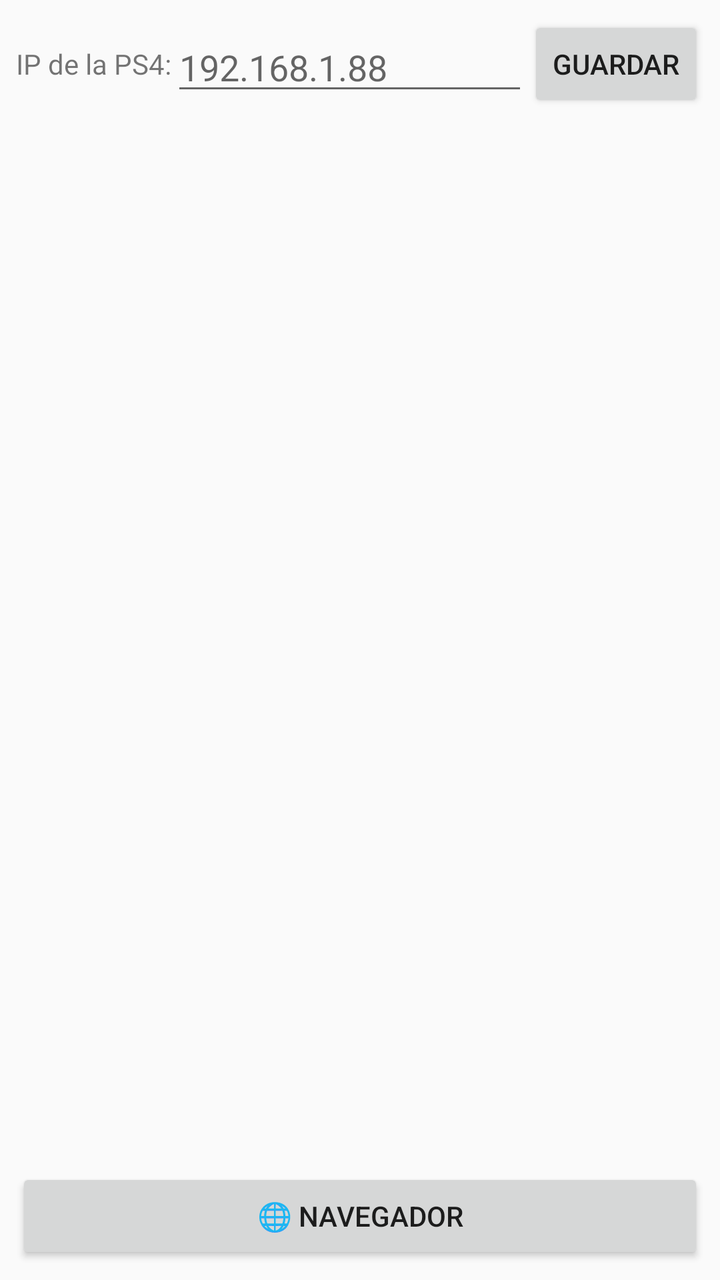
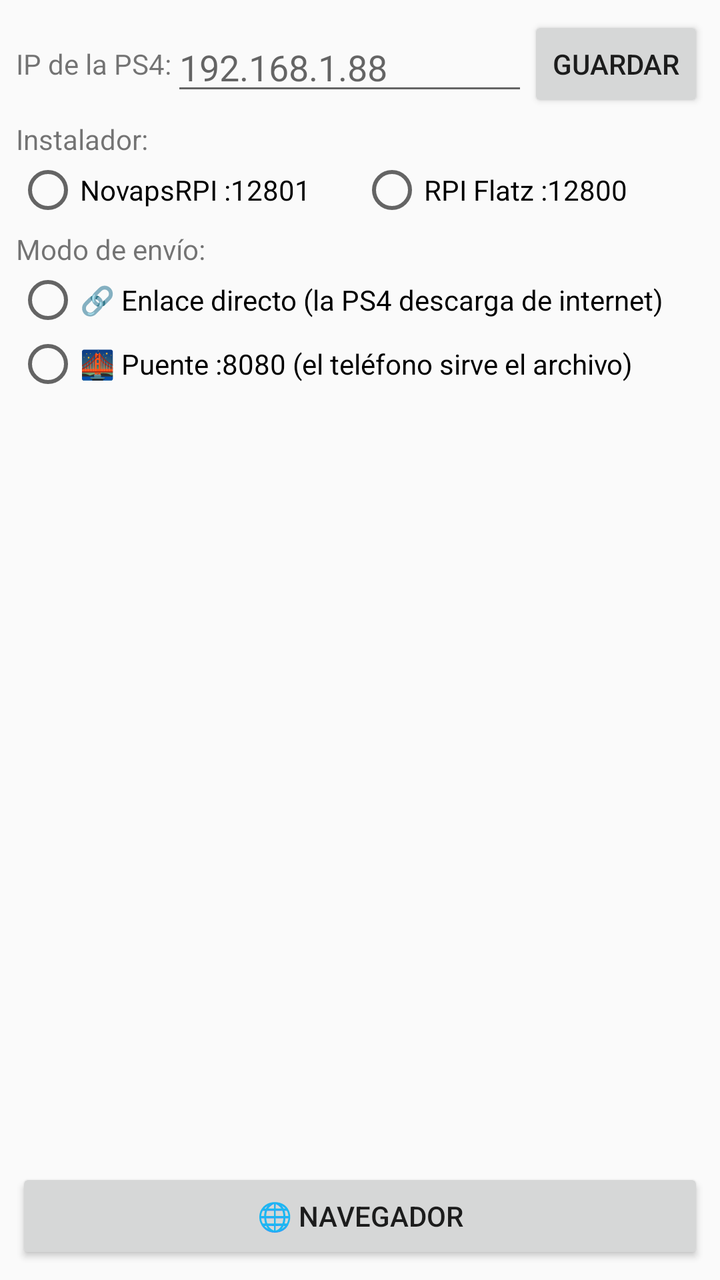

The first picture is an Android layout as it rendered before a commit; the second is the same layout after the commit. The layout source and the unified diff follow.
<!-- AndroidManifest.xml: application theme android:Theme.Material.Light.NoActionBar -->
<!-- res/layout/activity_downloads.xml -->
<?xml version="1.0" encoding="utf-8"?>
<LinearLayout xmlns:android="http://schemas.android.com/apk/res/android"
    android:layout_width="match_parent"
    android:layout_height="match_parent"
    android:orientation="vertical"
    android:padding="8dp">

    <LinearLayout
        android:layout_width="match_parent"
        android:layout_height="wrap_content"
        android:orientation="horizontal"
        android:gravity="center_vertical">

        <TextView
            android:layout_width="wrap_content"
            android:layout_height="wrap_content"
            android:text="@string/ps4_ip_label" />

        <EditText
            android:id="@+id/ps4Ip"
            android:layout_width="0dp"
            android:layout_height="wrap_content"
            android:layout_weight="1"
            android:hint="192.168.1.88"
            android:inputType="text"
            android:singleLine="true" />

        <Button
            android:id="@+id/btnSaveIp"
            android:layout_width="wrap_content"
            android:layout_height="wrap_content"
            android:text="@string/save" />
    </LinearLayout>

    <LinearLayout
        android:id="@+id/bridgeBanner"
        android:layout_width="match_parent"
        android:layout_height="wrap_content"
        android:orientation="horizontal"
        android:gravity="center_vertical"
        android:visibility="gone"
        android:padding="8dp"
        android:background="#E8F5E9">

        <TextView
            android:id="@+id/bridgeBannerText"
            android:layout_width="0dp"
            android:layout_weight="1"
            android:layout_height="wrap_content"
            android:text="🌉 Puente activo" />

        <Button
            android:id="@+id/btnStopBridge"
            android:layout_width="wrap_content"
            android:layout_height="wrap_content"
            android:text="⏹ Detener" />
    </LinearLayout>

    <ListView
        android:id="@+id/downloadList"
        android:layout_width="match_parent"
        android:layout_height="0dp"
        android:layout_weight="1" />

    <Button
        android:id="@+id/btnBrowser"
        android:layout_width="match_parent"
        android:layout_height="wrap_content"
        android:text="@string/open_browser" />
</LinearLayout>
<!-- resources referenced by this layout -->
<resources>
  <string name="open_browser">🌐 Navegador</string>
  <string name="ps4_ip_label">IP de la PS4:</string>
  <string name="save">Guardar</string>
</resources>

<!-- the commit's change to res/layout/activity_downloads.xml (unified diff, before → after) -->
@@ -31,6 +31,58 @@
             android:layout_height="wrap_content"
             android:text="@string/save" />
     </LinearLayout>
+
+    <TextView
+        android:layout_width="wrap_content"
+        android:layout_height="wrap_content"
+        android:text="Instalador:"
+        android:paddingTop="4dp" />
+
+    <RadioGroup
+        android:id="@+id/installerGroup"
+        android:layout_width="match_parent"
+        android:layout_height="wrap_content"
+        android:orientation="horizontal">
+
+        <RadioButton
+            android:id="@+id/rbNovaps"
+            android:layout_width="0dp"
+            android:layout_weight="1"
+            android:layout_height="wrap_content"
+            android:text="NovapsRPI :12801" />
+
+        <RadioButton
+            android:id="@+id/rbFlatz"
+            android:layout_width="0dp"
+            android:layout_weight="1"
+            android:layout_height="wrap_content"
+            android:text="RPI Flatz :12800" />
+    </RadioGroup>
+
+    <TextView
+        android:layout_width="wrap_content"
+        android:layout_height="wrap_content"
+        android:text="Modo de envío:"
+        android:paddingTop="4dp" />
+
+    <RadioGroup
+        android:id="@+id/sendModeGroup"
+        android:layout_width="match_parent"
+        android:layout_height="wrap_content"
+        android:orientation="vertical">
+
+        <RadioButton
+            android:id="@+id/rbDirect"
+            android:layout_width="match_parent"
+            android:layout_height="wrap_content"
+            android:text="🔗 Enlace directo (la PS4 descarga de internet)" />
+
+        <RadioButton
+            android:id="@+id/rbBridge"
+            android:layout_width="match_parent"
+            android:layout_height="wrap_content"
+            android:text="🌉 Puente :8080 (el teléfono sirve el archivo)" />
+    </RadioGroup>
 
     <LinearLayout
         android:id="@+id/bridgeBanner"
